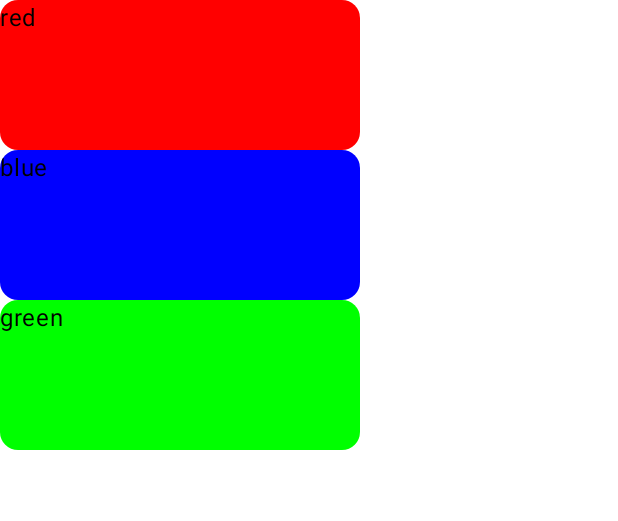
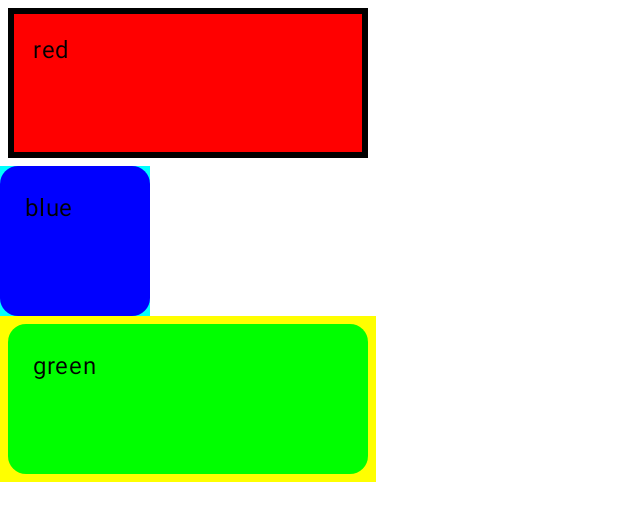
Before and after one commit to alicehan8/cs501assign2, an Android app built with Jetpack Compose: the @Preview function GreetingPreview, on a phone screen of 412 x 824 dp. Shown: the top 521 px of the screen. Run offline under Robolectric (Android 15) with nearby library versions, the phone set to English and light mode, and no system bars.

Commit message:
added modifiers

```diff
--- a/app/src/main/java/com/example/assign2/MainActivity.kt
+++ b/app/src/main/java/com/example/assign2/MainActivity.kt
@@ -4,6 +4,7 @@ import android.os.Bundle
 import androidx.activity.ComponentActivity
 import androidx.activity.compose.setContent
 import androidx.activity.enableEdgeToEdge
+import androidx.compose.foundation.background
 import androidx.compose.foundation.border
 import androidx.compose.foundation.layout.Column
 import androidx.compose.foundation.layout.fillMaxSize
@@ -16,9 +17,12 @@ import androidx.compose.material3.Text
 import androidx.compose.runtime.Composable
 import androidx.compose.ui.Modifier
 import androidx.compose.ui.graphics.Color
+import androidx.compose.ui.text.style.TextAlign
 import androidx.compose.ui.tooling.preview.Preview
 import androidx.compose.ui.unit.dp
 import com.example.assign2.ui.theme.Assign2Theme
+
+
 
 class MainActivity : ComponentActivity() {
     override fun onCreate(savedInstanceState: Bundle?) {
@@ -51,9 +55,9 @@ fun ColorCard(color: Color, label: String, modifier: Modifier) {
         colors = CardDefaults.cardColors(
             containerColor = color
         ),
-        modifier = Modifier.size(width=240.dp, height=100.dp)
+        modifier = modifier.size(width=240.dp, height=100.dp)
     ){
-        Text(label)
+        Text(label, textAlign = TextAlign.Center, modifier = Modifier.padding(16.dp))
     }
 }
 
@@ -62,9 +66,11 @@ fun ColorCard(color: Color, label: String, modifier: Modifier) {
 fun GreetingPreview() {
     Assign2Theme {
         Column() {
-            ColorCard(Color.Red, "red", Modifier)
-            ColorCard(Color.Blue, "blue", Modifier)
-            ColorCard(Color.Green, "green", Modifier)
+            ColorCard(Color.Red, "red", Modifier
+                .padding(5.dp)
+                .border(4.dp, Color.Black))
+            ColorCard(Color.Blue, "blue", Modifier.background(Color.Cyan).size(width=100.dp, height=100.dp))
+            ColorCard(Color.Green, "green", Modifier.background(Color.Yellow).padding(5.dp))
         }
     }
 }
```
